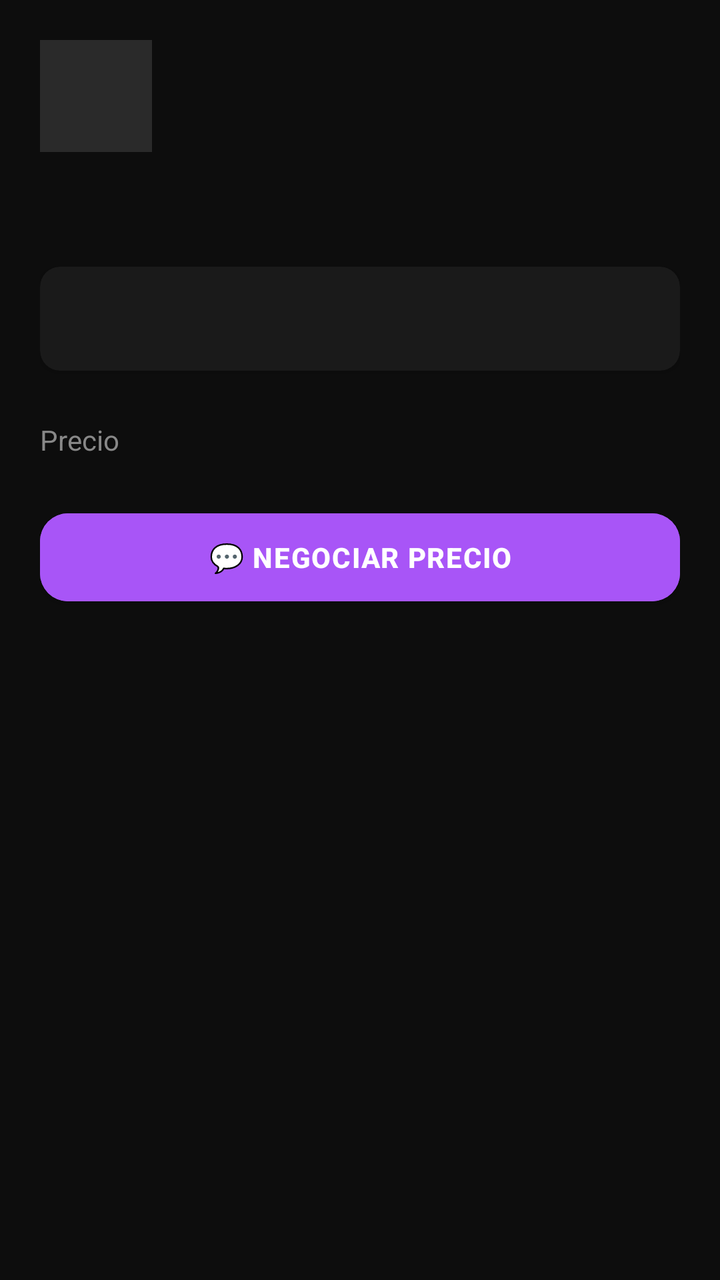
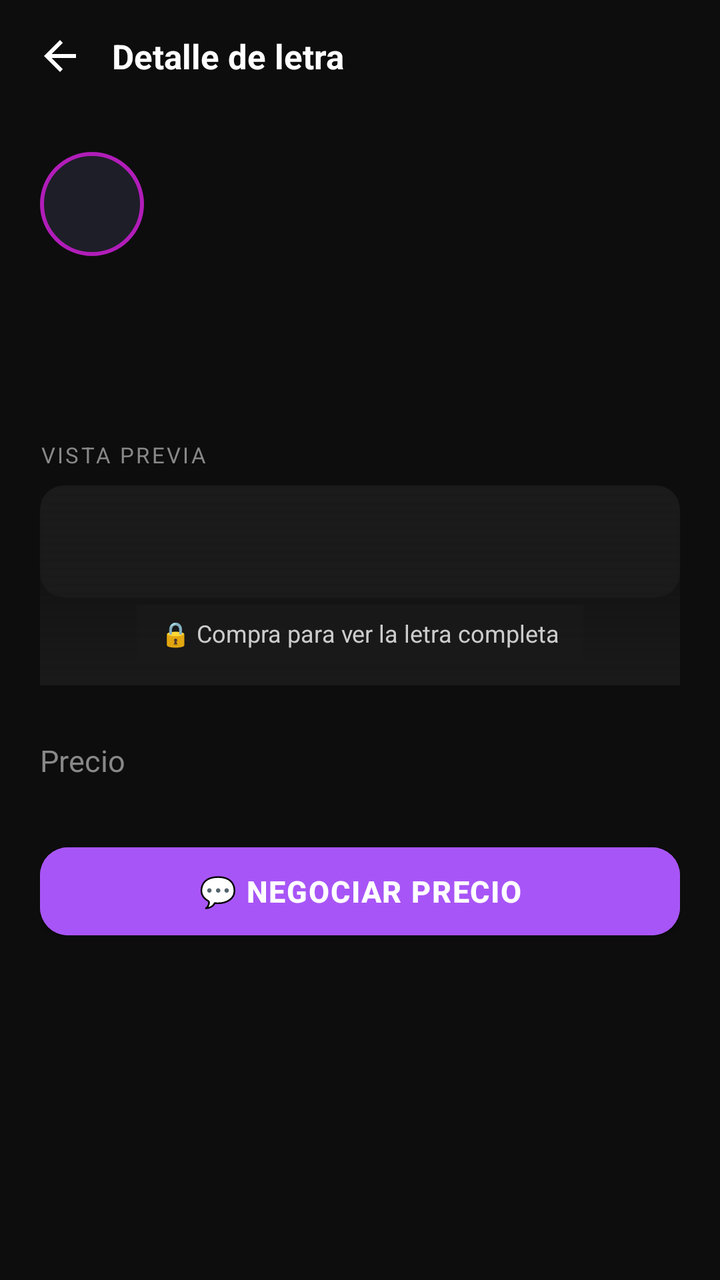

Screens rendered from an Android XML layout before and after an edit, with the pre-edit source and the edit as a unified diff.
<!-- AndroidManifest.xml: application theme Theme.LETMCSound -->
<!-- res/layout/fragment_lyric_detail.xml -->
<?xml version="1.0" encoding="utf-8"?>
<ScrollView xmlns:android="http://schemas.android.com/apk/res/android"
    android:layout_width="match_parent" android:layout_height="match_parent" android:background="#0D0D0D">
    <LinearLayout android:layout_width="match_parent" android:layout_height="wrap_content"
        android:orientation="vertical" android:padding="20dp">

        <LinearLayout android:layout_width="match_parent" android:layout_height="wrap_content"
            android:orientation="horizontal" android:gravity="center_vertical" android:layout_marginBottom="16dp">
            <ImageView android:id="@+id/iv_avatar" android:layout_width="56dp"
                android:layout_height="56dp" android:background="#2A2A2A" android:layout_marginEnd="14dp"/>
            <LinearLayout android:layout_width="0dp" android:layout_height="wrap_content" android:layout_weight="1" android:orientation="vertical">
                <TextView android:id="@+id/tv_artist" android:layout_width="wrap_content"
                    android:layout_height="wrap_content" android:textColor="#A855F7"
                    android:textSize="15sp" android:textStyle="bold"/>
                <TextView android:id="@+id/tv_genre" android:layout_width="wrap_content"
                    android:layout_height="wrap_content" android:textColor="#888888" android:textSize="12sp"/>
            </LinearLayout>
        </LinearLayout>

        <TextView android:id="@+id/tv_title" android:layout_width="wrap_content"
            android:layout_height="wrap_content" android:textColor="#FFFFFF"
            android:textSize="22sp" android:textStyle="bold" android:layout_marginBottom="12dp"/>

        <androidx.cardview.widget.CardView
            xmlns:app="http://schemas.android.com/apk/res-auto"
            android:layout_width="match_parent" android:layout_height="wrap_content"
            android:layout_marginBottom="20dp" app:cardBackgroundColor="#1A1A1A" app:cardCornerRadius="10dp">
            <TextView android:id="@+id/tv_snippet" android:layout_width="match_parent"
                android:layout_height="wrap_content" android:textColor="#DDDDDD"
                android:textSize="15sp" android:fontFamily="serif" android:padding="16dp"
                android:lineSpacingMultiplier="1.5"/>
        </androidx.cardview.widget.CardView>

        <LinearLayout android:layout_width="match_parent" android:layout_height="wrap_content"
            android:orientation="horizontal" android:gravity="center_vertical" android:layout_marginBottom="16dp">
            <TextView android:layout_width="0dp" android:layout_height="wrap_content"
                android:layout_weight="1" android:text="Precio" android:textColor="#888888"/>
            <TextView android:id="@+id/tv_price" android:layout_width="wrap_content"
                android:layout_height="wrap_content" android:textColor="#A855F7"
                android:textSize="22sp" android:textStyle="bold"/>
        </LinearLayout>

        <com.google.android.material.button.MaterialButton
            android:id="@+id/btn_negotiate" android:layout_width="match_parent"
            android:layout_height="56dp" android:text="💬 Negociar precio"
            android:backgroundTint="#A855F7" android:textColor="#FFFFFF" android:textStyle="bold"/>
    </LinearLayout>
</ScrollView>
<!-- resources referenced by this layout -->
<resources>
  <style name="Theme.LETMCSound" parent="Theme.MaterialComponents.DayNight.NoActionBar">
          <item name="colorPrimary">@color/accent</item>
          <item name="colorPrimaryVariant">@color/accent_dark</item>
          <item name="colorOnPrimary">@color/white</item>
          <item name="colorSurface">@color/bg_card</item>
          <item name="colorOnSurface">@color/text_primary</item>
          <item name="android:colorBackground">@color/bg_main</item>
          <item name="colorOnBackground">@color/text_primary</item>
          <item name="android:windowBackground">@color/bg_main</item>
          <item name="android:statusBarColor">@color/bg_main</item>
          <item name="android:navigationBarColor">@color/bg_card</item>
          <item name="android:textColorPrimary">@color/text_primary</item>
          <item name="android:textColorSecondary">@color/text_secondary</item>
          <item name="android:textColorHint">@color/text_hint</item>
          
          <item name="boxStrokeColor">@color/accent</item>
          <item name="hintTextColor">@color/text_secondary</item>
          
          <item name="materialButtonStyle">@style/Widget.LETMC.Button</item>
      </style>
  <color name="accent">#b11db9</color>
  <color name="accent_dark">#9a18a3</color>
  <color name="white">#ffffff</color>
  <color name="bg_card">#111116</color>
  <color name="text_primary">#ffffff</color>
  <color name="bg_main">#0b0b0f</color>
  <color name="text_secondary">#888888</color>
  <color name="text_hint">#555566</color>
  <style name="Widget.LETMC.Button" parent="Widget.MaterialComponents.Button">
          <item name="backgroundTint">@color/accent</item>
          <item name="android:textColor">@color/white</item>
          <item name="cornerRadius">14dp</item>
          <item name="android:textStyle">bold</item>
          <item name="android:letterSpacing">0.04</item>
      </style>
</resources>

<!-- the commit's change to res/layout/fragment_lyric_detail.xml (unified diff, before → after) -->
@@ -1,48 +1,204 @@
 <?xml version="1.0" encoding="utf-8"?>
 <ScrollView xmlns:android="http://schemas.android.com/apk/res/android"
-    android:layout_width="match_parent" android:layout_height="match_parent" android:background="#0D0D0D">
-    <LinearLayout android:layout_width="match_parent" android:layout_height="wrap_content"
-        android:orientation="vertical" android:padding="20dp">
-
-        <LinearLayout android:layout_width="match_parent" android:layout_height="wrap_content"
-            android:orientation="horizontal" android:gravity="center_vertical" android:layout_marginBottom="16dp">
-            <ImageView android:id="@+id/iv_avatar" android:layout_width="56dp"
-                android:layout_height="56dp" android:background="#2A2A2A" android:layout_marginEnd="14dp"/>
-            <LinearLayout android:layout_width="0dp" android:layout_height="wrap_content" android:layout_weight="1" android:orientation="vertical">
-                <TextView android:id="@+id/tv_artist" android:layout_width="wrap_content"
-                    android:layout_height="wrap_content" android:textColor="#A855F7"
-                    android:textSize="15sp" android:textStyle="bold"/>
-                <TextView android:id="@+id/tv_genre" android:layout_width="wrap_content"
-                    android:layout_height="wrap_content" android:textColor="#888888" android:textSize="12sp"/>
+    xmlns:app="http://schemas.android.com/apk/res-auto"
+    android:layout_width="match_parent"
+    android:layout_height="match_parent"
+    android:background="#0D0D0D">
+
+    <LinearLayout
+        android:layout_width="match_parent"
+        android:layout_height="wrap_content"
+        android:orientation="vertical">
+
+        
+        <LinearLayout
+            android:layout_width="match_parent"
+            android:layout_height="56dp"
+            android:orientation="horizontal"
+            android:gravity="center_vertical"
+            android:paddingStart="8dp"
+            android:paddingEnd="16dp">
+
+            <ImageButton
+                android:id="@+id/btn_back"
+                android:layout_width="44dp"
+                android:layout_height="44dp"
+                android:src="@drawable/ic_arrow_back"
+                android:background="?attr/selectableItemBackgroundBorderless"
+                android:tint="#FFFFFF"
+                android:contentDescription="Volver"/>
+
+            <TextView
+                android:layout_width="0dp"
+                android:layout_height="wrap_content"
+                android:layout_weight="1"
+                android:text="Detalle de letra"
+                android:textColor="#FFFFFF"
+                android:textSize="17sp"
+                android:textStyle="bold"
+                android:paddingStart="4dp"/>
+        </LinearLayout>
+
+        <LinearLayout
+            android:layout_width="match_parent"
+            android:layout_height="wrap_content"
+            android:orientation="vertical"
+            android:padding="20dp">
+
+            
+            <LinearLayout
+                android:layout_width="match_parent"
+                android:layout_height="wrap_content"
+                android:orientation="horizontal"
+                android:gravity="center_vertical"
+                android:layout_marginBottom="16dp">
+
+                <ImageView
+                    android:id="@+id/iv_avatar"
+                    android:layout_width="52dp"
+                    android:layout_height="52dp"
+                    android:background="@drawable/bg_avatar_circle"
+                    android:scaleType="centerCrop"
+                    android:layout_marginEnd="14dp"/>
+
+                <LinearLayout
+                    android:layout_width="0dp"
+                    android:layout_height="wrap_content"
+                    android:layout_weight="1"
+                    android:orientation="vertical">
+
+                    <TextView
+                        android:id="@+id/tv_artist"
+                        android:layout_width="wrap_content"
+                        android:layout_height="wrap_content"
+                        android:textColor="#A855F7"
+                        android:textSize="15sp"
+                        android:textStyle="bold"/>
+
+                    <TextView
+                        android:id="@+id/tv_genre"
+                        android:layout_width="wrap_content"
+                        android:layout_height="wrap_content"
+                        android:textColor="#888888"
+                        android:textSize="12sp"/>
+                </LinearLayout>
             </LinearLayout>
+
+            
+            <TextView
+                android:id="@+id/tv_title"
+                android:layout_width="wrap_content"
+                android:layout_height="wrap_content"
+                android:textColor="#FFFFFF"
+                android:textSize="24sp"
+                android:textStyle="bold"
+                android:layout_marginBottom="6dp"/>
+
+            
+            <TextView
+                android:id="@+id/tv_snippet"
+                android:layout_width="match_parent"
+                android:layout_height="wrap_content"
+                android:textColor="#AAAAAA"
+                android:textSize="13sp"
+                android:layout_marginBottom="20dp"/>
+
+            
+            <TextView
+                android:layout_width="wrap_content"
+                android:layout_height="wrap_content"
+                android:text="Vista previa"
+                android:textColor="#888888"
+                android:textSize="11sp"
+                android:textAllCaps="true"
+                android:letterSpacing="0.1"
+                android:layout_marginBottom="8dp"/>
+
+            <FrameLayout
+                android:layout_width="match_parent"
+                android:layout_height="wrap_content"
+                android:layout_marginBottom="20dp">
+
+                <androidx.cardview.widget.CardView
+                    android:layout_width="match_parent"
+                    android:layout_height="wrap_content"
+                    app:cardBackgroundColor="#1A1A1A"
+                    app:cardCornerRadius="12dp"
+                    app:cardElevation="0dp">
+
+                    <TextView
+                        android:id="@+id/tv_lyric_preview"
+                        android:layout_width="match_parent"
+                        android:layout_height="wrap_content"
+                        android:textColor="#E0E0E0"
+                        android:textSize="15sp"
+                        android:fontFamily="serif"
+                        android:padding="18dp"
+                        android:lineSpacingMultiplier="1.7"
+                        android:maxLines="8"
+                        android:ellipsize="none"/>
+                </androidx.cardview.widget.CardView>
+
+                
+                <View
+                    android:layout_width="match_parent"
+                    android:layout_height="100dp"
+                    android:layout_gravity="bottom"
+                    android:background="@drawable/gradient_lyric_fade"/>
+
+                
+                <TextView
+                    android:layout_width="wrap_content"
+                    android:layout_height="wrap_content"
+                    android:layout_gravity="bottom|center_horizontal"
+                    android:layout_marginBottom="12dp"
+                    android:text="🔒 Compra para ver la letra completa"
+                    android:textColor="#CCCCCC"
+                    android:textSize="12sp"
+                    android:background="#CC1A1A1A"
+                    android:paddingStart="12dp"
+                    android:paddingEnd="12dp"
+                    android:paddingTop="6dp"
+                    android:paddingBottom="6dp"/>
+            </FrameLayout>
+
+            
+            <LinearLayout
+                android:layout_width="match_parent"
+                android:layout_height="wrap_content"
+                android:orientation="horizontal"
+                android:gravity="center_vertical"
+                android:layout_marginBottom="20dp">
+
+                <TextView
+                    android:layout_width="0dp"
+                    android:layout_height="wrap_content"
+                    android:layout_weight="1"
+                    android:text="Precio"
+                    android:textColor="#888888"
+                    android:textSize="15sp"/>
+
+                <TextView
+                    android:id="@+id/tv_price"
+                    android:layout_width="wrap_content"
+                    android:layout_height="wrap_content"
+                    android:textColor="#A855F7"
+                    android:textSize="26sp"
+                    android:textStyle="bold"/>
+            </LinearLayout>
+
+            <com.google.android.material.button.MaterialButton
+                android:id="@+id/btn_negotiate"
+                android:layout_width="match_parent"
+                android:layout_height="56dp"
+                android:text="💬 Negociar precio"
+                android:backgroundTint="#A855F7"
+                android:textColor="#FFFFFF"
+                android:textStyle="bold"
+                android:textSize="15sp"
+                app:cornerRadius="14dp"
+                android:layout_marginBottom="32dp"/>
+
         </LinearLayout>
-
-        <TextView android:id="@+id/tv_title" android:layout_width="wrap_content"
-            android:layout_height="wrap_content" android:textColor="#FFFFFF"
-            android:textSize="22sp" android:textStyle="bold" android:layout_marginBottom="12dp"/>
-
-        <androidx.cardview.widget.CardView
-            xmlns:app="http://schemas.android.com/apk/res-auto"
-            android:layout_width="match_parent" android:layout_height="wrap_content"
-            android:layout_marginBottom="20dp" app:cardBackgroundColor="#1A1A1A" app:cardCornerRadius="10dp">
-            <TextView android:id="@+id/tv_snippet" android:layout_width="match_parent"
-                android:layout_height="wrap_content" android:textColor="#DDDDDD"
-                android:textSize="15sp" android:fontFamily="serif" android:padding="16dp"
-                android:lineSpacingMultiplier="1.5"/>
-        </androidx.cardview.widget.CardView>
-
-        <LinearLayout android:layout_width="match_parent" android:layout_height="wrap_content"
-            android:orientation="horizontal" android:gravity="center_vertical" android:layout_marginBottom="16dp">
-            <TextView android:layout_width="0dp" android:layout_height="wrap_content"
-                android:layout_weight="1" android:text="Precio" android:textColor="#888888"/>
-            <TextView android:id="@+id/tv_price" android:layout_width="wrap_content"
-                android:layout_height="wrap_content" android:textColor="#A855F7"
-                android:textSize="22sp" android:textStyle="bold"/>
-        </LinearLayout>
-
-        <com.google.android.material.button.MaterialButton
-            android:id="@+id/btn_negotiate" android:layout_width="match_parent"
-            android:layout_height="56dp" android:text="💬 Negociar precio"
-            android:backgroundTint="#A855F7" android:textColor="#FFFFFF" android:textStyle="bold"/>
     </LinearLayout>
 </ScrollView>
<!-- resource entries referenced after the edit -->
@@ -1,5 +1,28 @@
 <!-- resources referenced by this layout -->
 <resources>
+  <!-- drawable bg_avatar_circle (drawable) -->
+  <?xml version="1.0" encoding="utf-8"?>
+  <shape xmlns:android="http://schemas.android.com/apk/res/android"
+      android:shape="oval">
+      <solid android:color="@color/bg_elevated"/>
+      <stroke android:width="2dp" android:color="@color/accent"/>
+  </shape>
+  <!-- drawable gradient_lyric_fade (drawable) -->
+  <?xml version="1.0" encoding="utf-8"?>
+  <shape xmlns:android="http://schemas.android.com/apk/res/android">
+      <gradient
+          android:type="linear"
+          android:angle="270"
+          android:startColor="#001A1A1A"
+          android:endColor="#F01A1A1A"/>
+  </shape>
+  <!-- drawable ic_arrow_back (drawable) -->
+  <vector xmlns:android="http://schemas.android.com/apk/res/android"
+      android:width="24dp" android:height="24dp"
+      android:viewportWidth="24" android:viewportHeight="24">
+      <path android:fillColor="#FFFFFF"
+          android:pathData="M20,11H7.83l5.59,-5.59L12,4l-8,8 8,8 1.41,-1.41L7.83,13H20v-2z"/>
+  </vector>
   <style name="Theme.LETMCSound" parent="Theme.MaterialComponents.DayNight.NoActionBar">
           <item name="colorPrimary">@color/accent</item>
           <item name="colorPrimaryVariant">@color/accent_dark</item>
@@ -20,6 +43,7 @@
           
           <item name="materialButtonStyle">@style/Widget.LETMC.Button</item>
       </style>
+  <color name="bg_elevated">#1e1e28</color>
   <color name="accent">#b11db9</color>
   <color name="accent_dark">#9a18a3</color>
   <color name="white">#ffffff</color>
